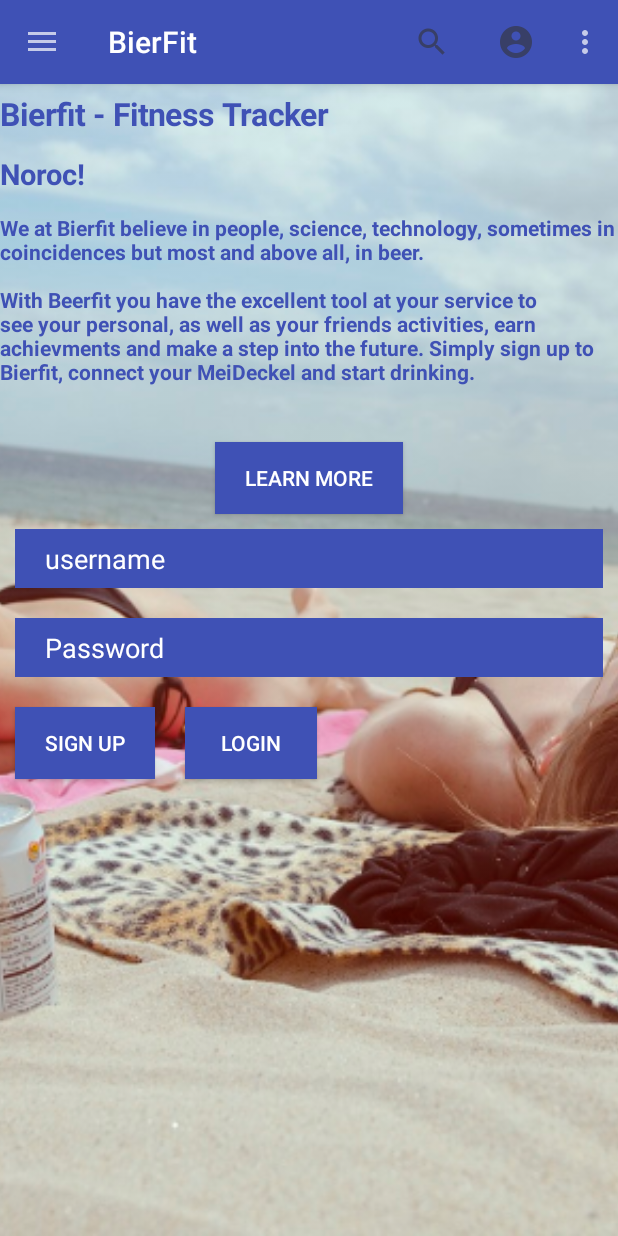
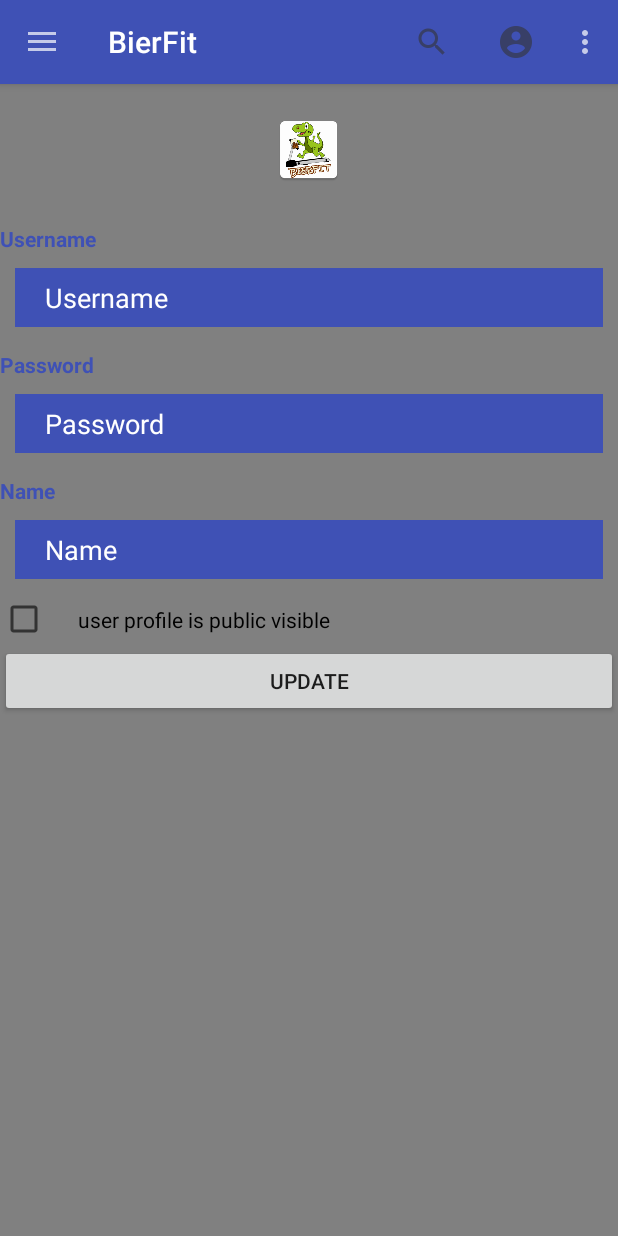
Before and after one commit to unused/bierfit, an Android app: the screen it shows after launch (MainActivity), in the side drawer, after a tap on "Settings", on a phone screen of 412 x 824 dp. Run offline under Robolectric (Android 15) with nearby library versions, the phone set to English and light mode, and no system bars.

Commit message:
dev Frontend
added fragments and managed them

```diff
--- a/android/myBierFit/app/src/main/AndroidManifest.xml
+++ b/android/myBierFit/app/src/main/AndroidManifest.xml
@@ -8,7 +8,8 @@
         android:label="@string/app_name"
         android:supportsRtl="true"
         android:theme="@style/AppTheme" >
-        <activity android:name=".MainActivity" >
+        <activity android:name=".MainActivity"
+            android:screenOrientation="portrait">
             <intent-filter>
                 <action android:name="android.intent.action.MAIN" />
 
--- a/android/myBierFit/app/src/main/java/bierfit/mybierfit/HomeFragment.java
+++ b/android/myBierFit/app/src/main/java/bierfit/mybierfit/HomeFragment.java
@@ -1,12 +1,17 @@
 package bierfit.mybierfit;
 
 import android.app.Fragment;
+import android.content.Intent;
+import android.net.Uri;
 import android.os.Bundle;
 import android.text.Html;
 import android.view.LayoutInflater;
 import android.view.View;
 import android.view.ViewGroup;
+import android.widget.Button;
+import android.widget.FrameLayout;
 import android.widget.TextView;
+import android.widget.Toast;
 
 /**
  * Created by kosha on 18/06/2016.
@@ -39,6 +44,42 @@
                 "</div>\n" +
                 "</body>"));
 
+        if(((MainActivity)getActivity()).isLogedIn()) {
+            Toast.makeText(getActivity().getApplicationContext(), "already logged in", Toast.LENGTH_SHORT).show();
+            v.findViewById(R.id.frame_reg_layout).setVisibility(View.GONE);
+        }
+
+        Button learnmore = (Button) v.findViewById(R.id.button_learnmore);
+        learnmore.setOnClickListener(new View.OnClickListener() {
+            public void onClick(View v) {
+
+                String url = v.getResources().getString(R.string.github);
+                Intent i = new Intent(Intent.ACTION_VIEW);
+                i.setData(Uri.parse(url));
+                startActivity(i);
+
+            }
+        });
+
+
+        Button signup = (Button) v.findViewById(R.id.button_signup);
+        signup.setOnClickListener(new View.OnClickListener() {
+            public void onClick(View v) {
+                Toast.makeText(getActivity().getApplicationContext(), "Signup", Toast.LENGTH_SHORT).show();
+                            }
+        });
+
+        Button login = (Button) v.findViewById(R.id.button_login);
+        login.setOnClickListener(new View.OnClickListener() {
+            public void onClick(View v) {
+                Toast.makeText(getActivity().getApplicationContext(), "Login", Toast.LENGTH_SHORT).show();
+                //TODO check if successful
+                ((MainActivity)getActivity()).setLogedIn(true);
+                ((FrameLayout)getActivity().findViewById(R.id.frame_reg_layout)).setVisibility(View.GONE);
+            }
+        });
+
+
         return v;
     }
 }
--- a/android/myBierFit/app/src/main/java/bierfit/mybierfit/MainActivity.java
+++ b/android/myBierFit/app/src/main/java/bierfit/mybierfit/MainActivity.java
@@ -13,6 +13,7 @@
 import android.os.Bundle;
 import android.support.v7.widget.Toolbar;
 import android.text.Html;
+import android.util.Log;
 import android.view.Menu;
 import android.view.MenuItem;
 import android.view.View;
@@ -31,6 +32,14 @@
     private NavigationView navigationView;
     private FragmentManager fragmentManager;
     FragmentTransaction fragmentTransaction;
+
+    public boolean isLogedIn() {
+        return logedIn;
+    }
+
+    public void setLogedIn(boolean logedIn) {
+        this.logedIn = logedIn;
+    }
 
     private boolean logedIn;
 
@@ -73,13 +82,18 @@
                 //no user loged in
                 if(logedIn == false) {
 
-                    Toast.makeText(getApplicationContext(), "not loged in", Toast.LENGTH_SHORT).show();
+                    Toast.makeText(getApplicationContext(),"not logged in", Toast.LENGTH_SHORT).show();
+                    ((TextView)drawerView.findViewById(R.id.username)).setText("not logged in");
+                    ((TextView)drawerView.findViewById(R.id.email)).setText("you need to log in");
 
-                    ((TextView)findViewById(R.id.username)).setText("not logged in");
-                    ((TextView)findViewById(R.id.email)).setText("you need to log in");
+                    ((NavigationView)drawerView).getMenu().findItem(R.id.nav_logout).setVisible(false);
                 } else {
-                    ((TextView)findViewById(R.id.username)).setText("TODO username");
-                    ((TextView)findViewById(R.id.email)).setText("TODO email");
+                    Toast.makeText(getApplicationContext(), "logged in", Toast.LENGTH_SHORT).show();
+
+                    ((TextView)drawerView.findViewById(R.id.username)).setText("TODO username");
+                    ((TextView)drawerView.findViewById(R.id.email)).setText("TODO email");
+
+                    ((NavigationView)drawerView).getMenu().findItem(R.id.nav_logout).setVisible(true);
                 }
             }
         };
@@ -92,43 +106,30 @@
 
 
 
-//        Fragment home = new HomeFragment();
-//        fragmentTransaction.replace(R.id.fragment_home, home);
-//
-//        fragmentTransaction.addToBackStack(null);
-//        fragmentTransaction.commit();
+        try {
+            fragmentTransaction.replace(R.id.flContet, (Fragment)HomeFragment.class.newInstance());
+//            fragmentTransaction.addToBackStack(null);
+            fragmentTransaction.commit();
+        } catch (InstantiationException e) {
+            e.printStackTrace();
+        } catch (IllegalAccessException e) {
+            e.printStackTrace();
+        }
 
-        /**
-         * Buttons
-         */
 
-//        Button learnmore = (Button) findViewById(R.id.button_learnmore);
-//        learnmore.setOnClickListener(new View.OnClickListener() {
-//            public void onClick(View v) {
-//                Toast.makeText(getApplicationContext(), "Open GitHub", Toast.LENGTH_SHORT).show();
-//
-//                String url = "https://github.com/unused/bierfit";
-//                Intent i = new Intent(Intent.ACTION_VIEW);
-//                i.setData(Uri.parse(url));
-//                startActivity(i);
-//
-//            }
-//        });
-//
-//        Button signup = (Button) findViewById(R.id.button_signup);
-//        signup.setOnClickListener(new View.OnClickListener() {
-//            public void onClick(View v) {
-//                Toast.makeText(getApplicationContext(), "Signup", Toast.LENGTH_SHORT).show();
-//                            }
-//        });
-//
-//        Button login = (Button) findViewById(R.id.button_login);
-//        login.setOnClickListener(new View.OnClickListener() {
-//            public void onClick(View v) {
-//                Toast.makeText(getApplicationContext(), "Login", Toast.LENGTH_SHORT).show();
-//                logedIn = true;
-//            }
-//        });
+
+
+    }
+
+    @Override
+    public void onBackPressed() {
+        if (fragmentManager.getBackStackEntryCount() > 0) {
+            Log.i("MainActivity", "popping backstack");
+            fragmentManager.popBackStack();
+        } else {
+            Log.i("MainActivity", "nothing on backstack, calling super");
+            super.onBackPressed();
+        }
 
     }
 
@@ -183,6 +184,7 @@
         Fragment fragment = null;
         Class fragmentClass = null;
 
+        boolean newFragment = true;
         //Check to see which item was being clicked and perform appropriate action
         switch (menuItem.getItemId()) {
 
@@ -190,38 +192,36 @@
             case R.id.nav_home:
                 Toast.makeText(getApplicationContext(), "home", Toast.LENGTH_SHORT).show();
 
+//                if(fragmentManager.findFragmentById(R.id.fragment_main)==null)
                 fragmentClass = HomeFragment.class;
                 break;
-    //                        HomeFragment homeFragment = new HomeFragment();
-    //                        fragmentTransaction.replace(R.id.fragment_main, homeFragment);
-    //                        fragmentTransaction.commit();
-    //                        Fragment home = new HomeFragment();
-    //                        fragmentTransaction.replace(R.id.fragment_home, home);
-    //
-    //                        fragmentTransaction.addToBackStack(null);
-    //                        fragmentTransaction.commit();
+
 
             case R.id.nav_profile:
-                Toast.makeText(getApplicationContext(), "Profile Selected", Toast.LENGTH_SHORT).show();
-    //                        LoginFragment loginFragment = new LoginFragment();
-    //                        fragmentTransaction.replace(R.id.frame, loginFragment);
-    //                        fragmentTransaction.commit();
-    //                        toolbar.setTitle("hugo");
-
-                //fLayout.setVisibility(View.GONE);
+                Toast.makeText(getApplicationContext(), "Profile selected", Toast.LENGTH_SHORT).show();
+                fragmentClass = ProfileFragment.class;
                 break;
             case R.id.nav_dashboard:
-                Toast.makeText(getApplicationContext(), "Dashboard Selected", Toast.LENGTH_SHORT).show();
-    //                        ContentFragment contentFragment = new ContentFragment();
-    //                        fragmentTransaction.replace(R.id.frame, contentFragment);
-    //                        fragmentTransaction.commit();
+                Toast.makeText(getApplicationContext(), "Dashboard selected", Toast.LENGTH_SHORT).show();
+                fragmentClass = ContentFragment.class;
+                break;
+            case R.id.nav_settings:
+                Toast.makeText(getApplicationContext(), "Settings selected", Toast.LENGTH_SHORT).show();
+                fragmentClass = SettingsFragment.class;
+                break;
+            case R.id.nav_github:
 
-                //fLayout.setVisibility(View.GONE);
+                newFragment = false;
+                String url = this.getResources().getString(R.string.github);
+                Intent i = new Intent(Intent.ACTION_VIEW);
+                i.setData(Uri.parse(url));
+                startActivity(i);
                 break;
             default:
                 Toast.makeText(getApplicationContext(), "not implemented yet", Toast.LENGTH_SHORT).show();
                 break;
         }
+        if(newFragment) {
             // For rest of the options we just show a toast on click
 
             try {
@@ -230,9 +230,11 @@
                 e.printStackTrace();
             }
 
+            fragmentTransaction = fragmentManager.beginTransaction();
             fragmentTransaction.replace(R.id.flContet, fragment);
+            fragmentTransaction.addToBackStack(null);
             fragmentTransaction.commit();
-        //mDrawer.closeDrawer();
+        }
     }
 
 }
--- /dev/null
+++ b/android/myBierFit/app/src/main/java/bierfit/mybierfit/SettingsFragment.java
@@ -0,0 +1,20 @@
+package bierfit.mybierfit;
+
+import android.app.Fragment;
+import android.os.Bundle;
+import android.view.LayoutInflater;
+import android.view.View;
+import android.view.ViewGroup;
+
+/**
+ * Created by kosha on 19/06/2016.
+ */
+public class SettingsFragment extends Fragment {
+    @Override
+    public View onCreateView(LayoutInflater inflater, ViewGroup container, Bundle savedInstanceState) {
+        View v = inflater.inflate(R.layout.setting_fragment,container,false);
+
+
+        return v;
+    }
+}
--- a/android/myBierFit/app/src/main/res/layout/home_fragment.xml
+++ b/android/myBierFit/app/src/main/res/layout/home_fragment.xml
@@ -1,8 +1,6 @@
 <?xml version="1.0" encoding="utf-8"?>
-<android.support.v4.widget.DrawerLayout xmlns:android="http://schemas.android.com/apk/res/android"
+<RelativeLayout xmlns:android="http://schemas.android.com/apk/res/android"
     xmlns:tools="http://schemas.android.com/tools"
-    xmlns:app="http://schemas.android.com/apk/res-auto"
-    android:id="@+id/drawer"
     android:layout_width="match_parent"
     android:layout_height="match_parent"
     android:fitsSystemWindows="true"
@@ -134,26 +132,10 @@
                     </LinearLayout>
                 </FrameLayout>
 
-                <FrameLayout
-                    android:id="@+id/frame"
-                    android:layout_width="match_parent"
-                    android:layout_height="match_parent">
-                </FrameLayout>
-
             </RelativeLayout>
-
 
         </FrameLayout>
 
     </ScrollView>
 
-
-    <android.support.design.widget.NavigationView
-        android:id="@+id/navigation_view"
-        android:layout_height="match_parent"
-        android:layout_width="wrap_content"
-        android:layout_gravity="start"
-        app:headerLayout="@layout/header"
-        app:menu="@menu/drawer_view"
-        />
-</android.support.v4.widget.DrawerLayout>
+</RelativeLayout>
--- /dev/null
+++ b/android/myBierFit/app/src/main/res/layout/setting_fragment.xml
@@ -0,0 +1,126 @@
+<?xml version="1.0" encoding="utf-8"?>
+<RelativeLayout xmlns:android="http://schemas.android.com/apk/res/android"
+    xmlns:tools="http://schemas.android.com/tools"
+    android:layout_width="match_parent"
+    android:layout_height="match_parent"
+    android:fitsSystemWindows="true"
+    tools:context=".MainActivity">
+
+    <ScrollView
+        android:layout_width="match_parent"
+        android:layout_height="match_parent"
+        android:background="@color/gray">
+
+        <FrameLayout
+            android:id="@+id/frame_settings"
+            android:layout_width="match_parent"
+            android:layout_height="wrap_content">
+
+
+                <LinearLayout
+                    android:id="@+id/input_layout"
+                    android:layout_width="match_parent"
+                    android:layout_height="match_parent"
+                    android:orientation="vertical"
+                    android:layout_gravity="top">
+
+                    <ImageView
+                        android:layout_width="wrap_content"
+                        android:layout_height="wrap_content"
+                        android:scaleType="centerCrop"
+                        android:src="@mipmap/ic_launcher"
+                        android:alpha="127"
+                        android:layout_gravity="center"
+                        android:layout_margin="20dp"/>
+
+                    <TextView
+                        android:layout_width="wrap_content"
+                        android:layout_height="wrap_content"
+                        android:layout_marginTop="@dimen/TextDimTop"
+                        android:text="@string/username_hint"
+                        android:textColor="@color/colorPrimary"
+                        android:textStyle="bold"/>
+
+                    <EditText
+                        android:id="@+id/login"
+                        android:hint="@string/username_hint"
+                        android:layout_width="match_parent"
+                        android:layout_height="match_parent"
+                        android:paddingLeft="20dp"
+                        android:paddingRight="20dp"
+                        android:paddingTop="7dp"
+                        android:paddingBottom="7dp"
+                        android:layout_gravity="top"
+                        android:textColor="@color/textcolor"
+                        android:textColorHint="@color/textcolor"
+                        android:background="@color/colorPrimary"
+                        android:layout_margin="10dp"/>
+
+                    <TextView
+                        android:layout_width="wrap_content"
+                        android:layout_height="wrap_content"
+                        android:layout_marginTop="@dimen/TextDimTop"
+                        android:text="@string/password_hint"
+                        android:textColor="@color/colorPrimary"
+                        android:textStyle="bold"/>
+
+                    <EditText
+                        android:id="@+id/password"
+                        android:hint="@string/password_hint"
+                        android:layout_width="match_parent"
+                        android:layout_height="match_parent"
+                        android:paddingLeft="20dp"
+                        android:paddingRight="20dp"
+                        android:paddingTop="7dp"
+                        android:paddingBottom="7dp"
+                        android:layout_gravity="bottom"
+                        android:textColor="@color/textcolor"
+                        android:textColorHint="@color/textcolor"
+                        android:background="@color/colorPrimary"
+                        android:layout_margin="10dp"/>
+
+                    <TextView
+                        android:layout_width="wrap_content"
+                        android:layout_height="wrap_content"
+                        android:layout_marginTop="@dimen/TextDimTop"
+                        android:text="@string/name"
+                        android:textColor="@color/colorPrimary"
+                        android:textStyle="bold"/>
+
+                    <EditText
+                        android:id="@+id/name"
+                        android:hint="@string/name"
+                        android:layout_width="match_parent"
+                        android:layout_height="match_parent"
+                        android:paddingLeft="20dp"
+                        android:paddingRight="20dp"
+                        android:paddingTop="7dp"
+                        android:paddingBottom="7dp"
+                        android:layout_gravity="bottom"
+                        android:textColor="@color/textcolor"
+                        android:textColorHint="@color/textcolor"
+                        android:background="@color/colorPrimary"
+                        android:layout_margin="10dp"/>
+
+                    <CheckBox android:id="@+id/checkbox_meat"
+                        android:layout_width="wrap_content"
+                        android:layout_height="wrap_content"
+                        android:text="@string/cb_settings"
+                        android:onClick="onCheckboxClicked"
+                        android:paddingLeft="20dp"
+                        android:paddingRight="20dp"
+                        android:paddingTop="7dp"
+                        android:paddingBottom="7dp"/>
+
+                    <Button
+                        android:layout_width="match_parent"
+                        android:layout_height="match_parent"
+                        android:text="@string/button_settings"/>
+
+
+                </LinearLayout>
+            </FrameLayout>
+
+    </ScrollView>
+
+</RelativeLayout>
--- a/android/myBierFit/app/src/main/res/menu/drawer_view.xml
+++ b/android/myBierFit/app/src/main/res/menu/drawer_view.xml
@@ -36,6 +36,7 @@
                     android:checked="false" />
 
                 <item
+                    android:id="@+id/nav_github"
                     android:icon="@drawable/ic_github"
                     android:title="Visit us on GitHub" />
 
--- a/android/myBierFit/app/src/main/res/values/colors.xml
+++ b/android/myBierFit/app/src/main/res/values/colors.xml
@@ -5,4 +5,5 @@
     <color name="colorAccent">#FF4081</color>
     <color name="black">#000000</color>
     <color name="textcolor">#FFF</color>
+    <color name="gray">#808080</color>
 </resources>
--- a/android/myBierFit/app/src/main/res/values/strings.xml
+++ b/android/myBierFit/app/src/main/res/values/strings.xml
@@ -2,7 +2,7 @@
     <string name="app_name">BierFit</string>
     <string name="bierfit">BierFit</string>
     <string name="action_settings">Settings</string>
-    <string name="user_name">Hugo</string>
+    <string name="user_name">Hugo!</string>
     <string name="user_email">hugo@student.tugraz.at</string>
     <string name="openDrawer">open drawer</string>
     <string name="closeDrawer">close drawer</string>
@@ -10,6 +10,10 @@
     <string name="lernmore">learn more</string>
     <string name="signup">Sign Up</string>
     <string name="login">Login</string>
-    <string name="username_hint">username</string>
+    <string name="username_hint">Username</string>
     <string name="password_hint">Password</string>
+    <string name="name">Name</string>
+    <string name="cb_settings">user profile is public visible</string>
+    <string name="button_settings">update</string>
+    <string name="bierfitinfo">Bierfit User Position</string>
 </resources>
--- /dev/null
+++ b/android/myBierFit/app/src/main/res/values/urls.xml
@@ -0,0 +1,4 @@
+<?xml version="1.0" encoding="utf-8"?>
+<resources>
+    <string name="github">https://github.com/unused/bierfit</string>
+</resources>
```
Also changed, not shown: android/myBierFit/app/src/main/java/bierfit/mybierfit/ProfileFragment.java (added, +58 -0 lines), android/myBierFit/app/src/main/res/layout/profile_fragment.xml (added, +95 -0 lines). Lines whose indentation alone changed are shown as unchanged.
